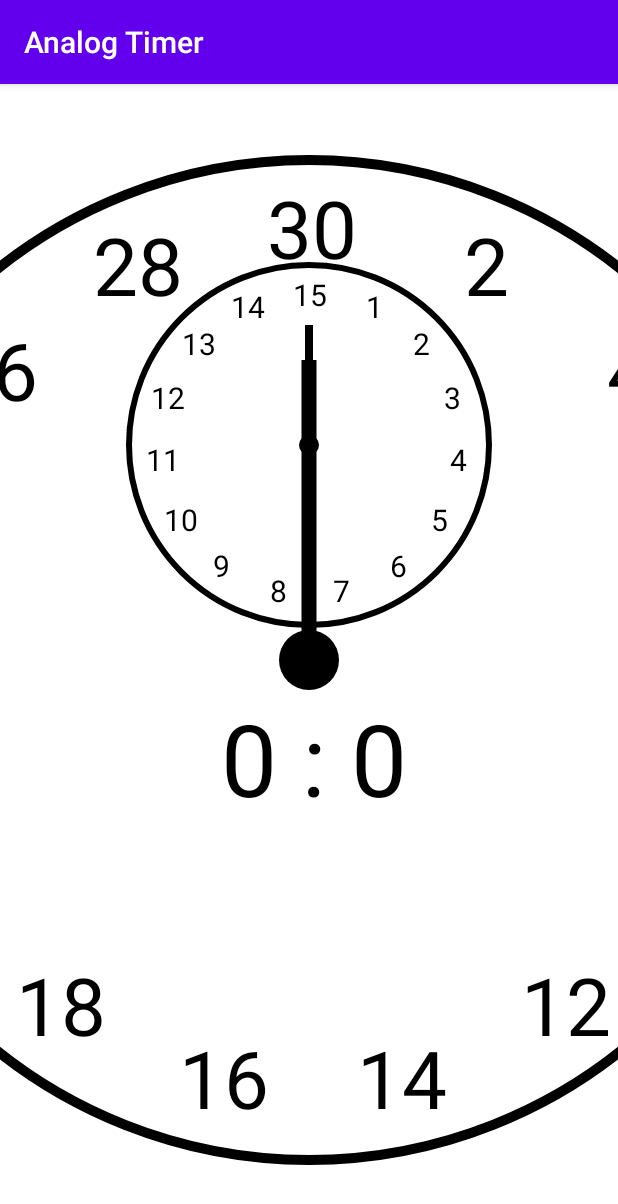
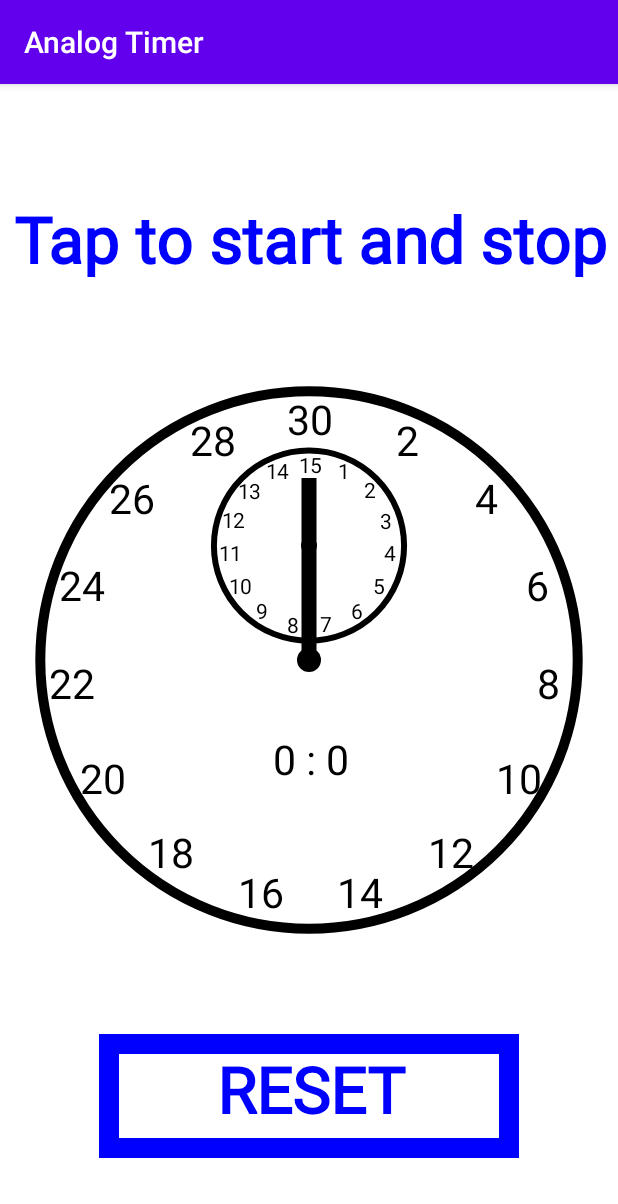
Before and after one commit to kailashhari/Analog-timer, an Android app: the screen it shows after launch (MainActivity), on a phone screen of 412 x 824 dp. Shown: the top 1204 px of the screen. Run offline under Robolectric (Android 15) with nearby library versions, the phone set to English and light mode, and no system bars.

Commit message:
Analog timer

```diff
--- a/app/src/main/java/com/example/analogtimer/MyView.java
+++ b/app/src/main/java/com/example/analogtimer/MyView.java
@@ -37,6 +37,8 @@ public class MyView extends View {
     private Rect rect = new Rect();
     float curMin = 0, curSec =0;
 
+    float secNumRad, secCirRad, secHandRad, secCenRad, minNumRad, minHandRad, minCirRad, minCenRad, minElevation, recL, recB, recTP, textP, curTimeSize, textSize;
+
 
     public MyView(Context context){
 
@@ -50,6 +52,21 @@ public class MyView extends View {
     @Override
     protected void onSizeChanged(int w, int h, int oldw, int oldh) {
         super.onSizeChanged(w, h, oldw, oldh);
+        secCirRad = (float)(getWidth()/2.3);
+        secCenRad = (float)(getWidth()/50);
+        secNumRad = (float)(secCirRad*0.89);
+        secHandRad = (float)(getWidth()/3.4);
+        minCirRad = (float)(getWidth()/6.5);
+        minCenRad = (float)(getWidth()/70);
+        minNumRad = (float)(minCirRad*0.85);
+        minHandRad = (float)(minCirRad * 0.7);
+        minElevation = (float)(secCirRad/2-20);
+        recL = (float)(getWidth()/3);
+        recB = (float)(getHeight()/11);
+        recTP = (float)(getHeight()/3);
+        textP = (float)(getHeight()/2.7);
+        curTimeSize = (float)(getWidth()/15);
+        textSize = (float)(getHeight()/18);
         canvas = new Canvas();
 
     }
@@ -68,7 +85,7 @@ public class MyView extends View {
         drawMinHand(canvas);
 
         paint.reset();
-        paint.setTextSize(100);
+        paint.setTextSize(curTimeSize);
         paint.setColor(Color.BLACK);
         paint.getTextBounds(curTime, 0, curTime.length(), rect);
         int x =(int) (getWidth()/2)-rect.width()/2;
@@ -79,17 +96,17 @@ public class MyView extends View {
         paint.setColor(Color.BLUE);
         paint.setStyle(Paint.Style.STROKE);
         paint.setStrokeWidth(20);
-        canvas.drawRect(getWidth()/2-200, getHeight()/2+700, getWidth()/2+200, getHeight()/2+850, paint);
+        canvas.drawRect(getWidth()/2-200, getHeight()/2+recTP, getWidth()/2+200, getHeight()/2+recTP+recB, paint);
         paint.setStyle(Paint.Style.FILL_AND_STROKE);
         paint.setStrokeWidth(2);
-        paint.setTextSize(100);
+        paint.setTextSize(textSize);
         paint.getTextBounds("RESET", 0, "RESET".length(), rect);
         x =(int) (getWidth()/2)-rect.width()/2;
-        y =(int) (getHeight()/2)+rect.height()/2+ 775;
+        y =(int) ((getHeight()/2)+rect.height()/2+ recTP+recB/2.3);
         canvas.drawText("RESET", x, y, paint);
         paint.getTextBounds("Tap to start and stop", 0, "Tap to start and stop".length(), rect);
         x =(int) (getWidth()/2)-rect.width()/2;
-        y =(int) (getHeight()/2)+rect.height()/2- 730;
+        y =(int) ((getHeight()/2)+rect.height()/2- textP);
         canvas.drawText("Tap to start and stop", x, y, paint);
     }
 
@@ -101,24 +118,24 @@ public class MyView extends View {
         paint.setStrokeWidth(6);
         paint.setStyle(Paint.Style.STROKE);
         paint.setAntiAlias(true);
-        canvas.drawCircle(getWidth()/2, getHeight()/2-215, 180, paint);
+        canvas.drawCircle(getWidth()/2, getHeight()/2-minElevation, minCirRad, paint);
     }
 
     private void drawMinCentre(Canvas canvas) {
         paint.setStyle(Paint.Style.FILL);
-        canvas.drawCircle(getWidth()/2, getHeight()/2-215, 10, paint);
+        canvas.drawCircle(getWidth()/2, getHeight()/2-minElevation, minCenRad, paint);
     }
 
     private void drawMinNumerals(Canvas canvas){
 
-        paint.setTextSize(30);
+        paint.setTextSize(curTimeSize/2);
         for(int minute : minutes){
             String tmp = String.valueOf(minute);
             paint.getTextBounds(tmp, 0, tmp.length(), rect);
             double angle = (2 * Math.PI/15) * minute;
-            int x =(int) (getWidth()/2 + (Math.sin(angle) * 150)-rect.width()/2);
-            int y =(int) (getHeight()/2 - (Math.cos(angle) * 150)+rect.height()/2);
-            canvas.drawText(tmp, x, y-215, paint);
+            int x =(int) (getWidth()/2 + (Math.sin(angle) * minNumRad)-rect.width()/2);
+            int y =(int) (getHeight()/2 - (Math.cos(angle) * minNumRad)+rect.height()/2);
+            canvas.drawText(tmp, x, y-minElevation, paint);
         }
     }
     private void drawMinHand(Canvas canvas){
@@ -127,9 +144,9 @@ public class MyView extends View {
         paint.setStrokeWidth(8);
         float curCurMin = curMin;
         double angle = (curCurMin * 2 * Math.PI)/15;
-        int x = (int) (getWidth()/2 + 120 * Math.sin(angle));
-        int y = (int) (getHeight()/2 - 120 * Math.cos(angle));
-        canvas.drawLine(getWidth()/2, getHeight()/2-215, x, y-215, paint);
+        int x = (int) (getWidth()/2 + minHandRad * Math.sin(angle));
+        int y = (int) (getHeight()/2 - minHandRad * Math.cos(angle));
+        canvas.drawLine(getWidth()/2, getHeight()/2-minElevation, x, y-minElevation, paint);
     }
 
 
@@ -140,25 +157,25 @@ public class MyView extends View {
         paint.setStrokeWidth(10);
         paint.setStyle(Paint.Style.STROKE);
         paint.setAntiAlias(true);
-        canvas.drawCircle(getWidth()/2, getHeight()/2, 500, paint);
+        canvas.drawCircle(getWidth()/2, getHeight()/2, secCirRad, paint);
 
     }
 
     private void drawSecCentre(Canvas canvas){
         paint.setStyle(Paint.Style.FILL);
-        canvas.drawCircle(getWidth()/2, getHeight()/2, 30, paint);
+        canvas.drawCircle(getWidth()/2, getHeight()/2, secCenRad, paint);
 
     }
 
     private void drawSecNumerals(Canvas canvas){
 
-        paint.setTextSize(80);
+        paint.setTextSize(curTimeSize);
         for(int second : seconds){
             String tmp = String.valueOf(second);
             paint.getTextBounds(tmp, 0, tmp.length(), rect);
             double angle = (Math.PI/15) * second;
-            int x =(int) (getWidth()/2 + (Math.sin(angle) * 430)-rect.width()/2);
-            int y =(int) (getHeight()/2 - (Math.cos(angle) * 430)+rect.height()/2);
+            int x =(int) (getWidth()/2 + (Math.sin(angle) * secNumRad)-rect.width()/2);
+            int y =(int) (getHeight()/2 - (Math.cos(angle) * secNumRad)+rect.height()/2);
             canvas.drawText(tmp, x, y, paint);
         }
     }
@@ -173,8 +190,8 @@ public class MyView extends View {
 
         }
         double angle = (curCurSec * Math.PI)/15;
-        int x = (int) (getWidth()/2 + 300 * Math.sin(angle));
-        int y = (int) (getHeight()/2 - 300 * Math.cos(angle));
+        int x = (int) (getWidth()/2 + secHandRad * Math.sin(angle));
+        int y = (int) (getHeight()/2 - secHandRad * Math.cos(angle));
         canvas.drawLine(getWidth()/2, getHeight()/2, x, y, paint);
 
     }
@@ -234,7 +251,7 @@ public class MyView extends View {
     }
     private boolean isReset(float x, float y){
 
-        return ((x > (getWidth() / 2 - 220)) && (x < (getWidth() / 2 + 220))) && ((y > (getHeight() / 2 + 680)) && (y < (getHeight() / 2 + 870)));
+        return ((x > (getWidth() / 2 - recL/2-10)) && (x < (getWidth() / 2 + recL/2+10))) && ((y > (getHeight() / 2 + recTP-10)) && (y < (getHeight() / 2 + recTP+ recB+10)));
     }
 
 }
```
Also changed, not shown: 2 other files.
